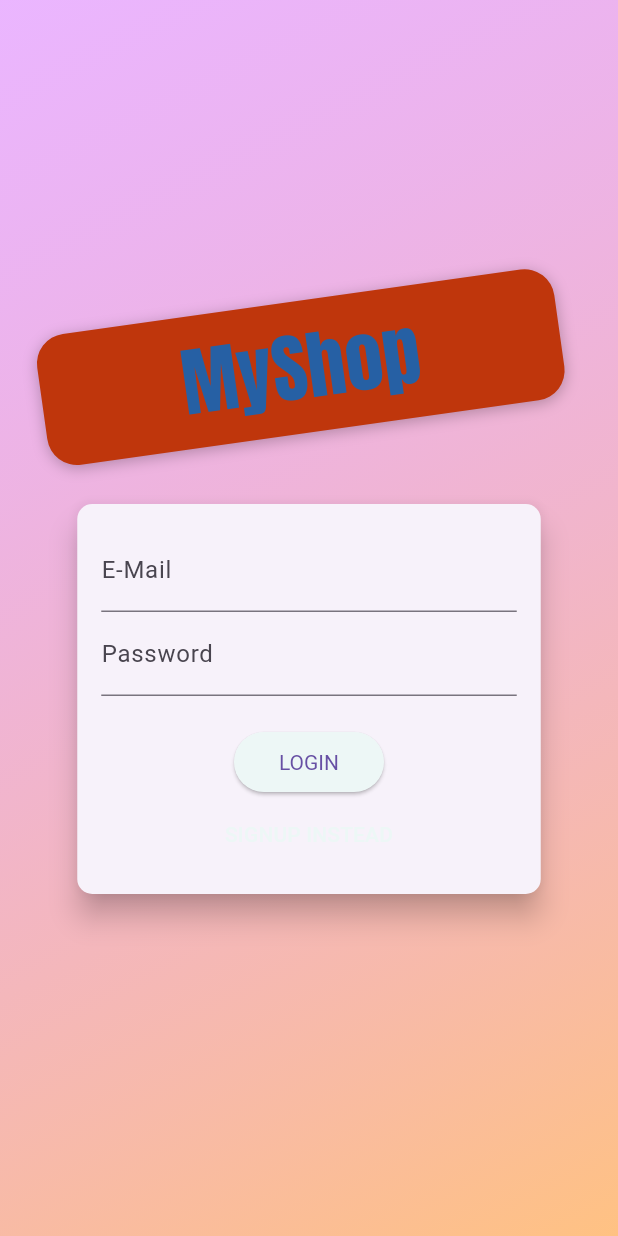
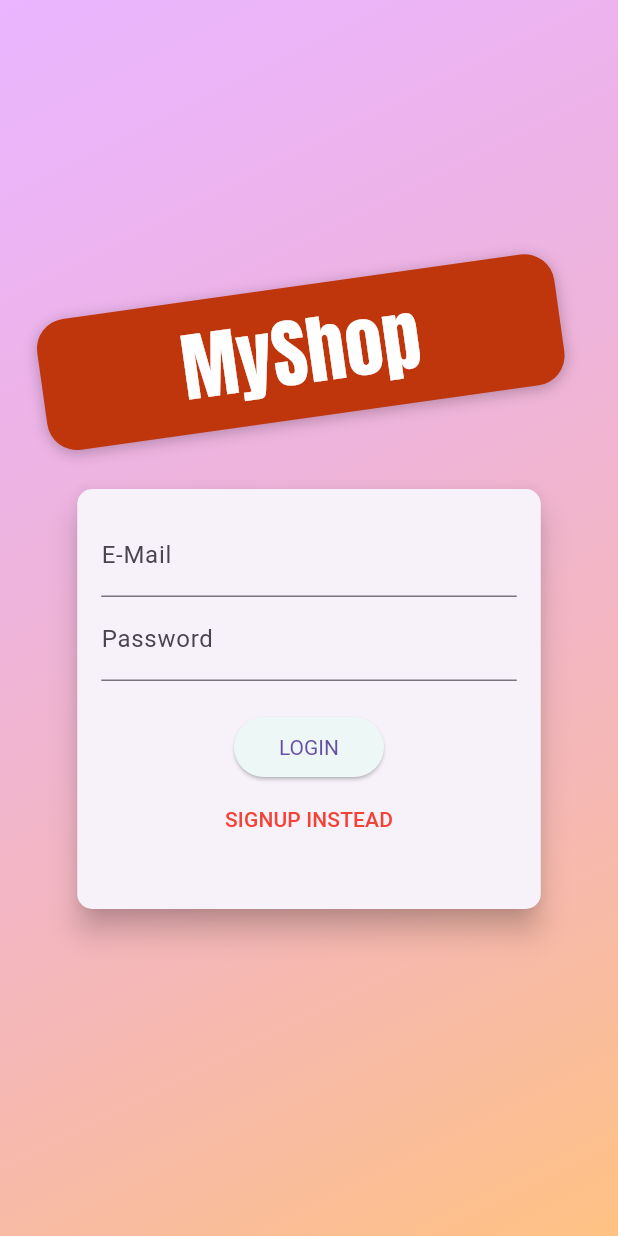
Before and after one commit to abhipawar2004/ShoppingApp, a Flutter app: the AuthScreen screen opened directly, on a phone screen of 412 x 824 dp. Run offline on Flutter 3.47's test engine with Material 3 defaults, Android fonts, the light colour scheme and no system bars.

Commit message:
feat: Add authentication screen to main app
The code changes in `lib/main.dart` add an import statement for the `AuthScreen` and set it as the home screen in the `MyApp` widget. This allows users to authenticate when launching the app.

```diff
--- a/lib/main.dart
+++ b/lib/main.dart
@@ -10,7 +10,7 @@ import './provider/order.dart';
 import './screens/order_screen.dart';
 import './screens/user_product_screen.dart';
 import './screens/edit_product_screen.dart';
-
+import './screens/auth_screen.dart';
 void main() {
   runApp(MyApp());
 }
@@ -47,7 +47,7 @@ class MyApp extends StatelessWidget {
           ),
         ),
         title: 'Flutter Demo',
-        home: ProductsOverview(),
+        home: AuthScreen(),
         routes: {
           ProductDetailScreen.routename: (context) => ProductDetailScreen(),
           CartScreen.routeName: (context) => CartScreen(),
--- a/lib/screens/auth_screen.dart
+++ b/lib/screens/auth_screen.dart
@@ -1,4 +1,4 @@
-import 'dart:html';
+
 import 'dart:math';
 
 import 'package:flutter/material.dart';
@@ -57,7 +57,7 @@ class AuthScreen extends StatelessWidget {
                       child: Text(
                         'MyShop',
                         style: TextStyle(
-                          color: Color(0xff2660a4),
+                          color: Colors.white,
                           fontSize: 50,
                           fontFamily: 'Anton',
                           fontWeight: FontWeight.normal,
@@ -121,13 +121,14 @@ class _AuthCardState extends State<AuthCard> {
       ),
       elevation: 8.0,
       child: Container(
-        height: _authMode == AuthMode.Signup ? 320 : 260,
+        height: _authMode == AuthMode.Signup ? 350 : 280,
         constraints:
             BoxConstraints(minHeight: _authMode == AuthMode.Signup ? 320 : 260),
         width: deviceSize.width * 0.75,
         padding: EdgeInsets.all(16.0),
         child: Form(
           key: _formKey,
+          child: SingleChildScrollView(
             child: Column(
               children: <Widget>[
                 TextFormField(
@@ -184,11 +185,10 @@ class _AuthCardState extends State<AuthCard> {
                     style: ElevatedButton.styleFrom(
                       shape: RoundedRectangleBorder(
                         borderRadius: BorderRadius.circular(30),
-                    ),
+                      ), backgroundColor: Theme.of(context).primaryColor,
                       padding: EdgeInsets.symmetric(horizontal: 30.0, vertical: 8.0),
-                    primary: Theme.of(context).primaryColor,
                       textStyle: TextStyle(
-                      color: Theme.of(context).primaryTextTheme.button!.color,
+                        color: Theme.of(context).primaryTextTheme.labelLarge!.color,
                       ),
                     ),
                   ),
@@ -207,10 +207,12 @@ class _AuthCardState extends State<AuthCard> {
                     }
                   },
                   style: TextButton.styleFrom(
-                  primary: Theme.of(context).primaryColor,
+                    foregroundColor:Colors.red,
+
                   ),
                 ),
               ],
+            ),
           ),
         ),
       ),
```
Also changed, not shown: lib/provider/auth.dart (added, +16 -0 lines). Lines whose indentation alone changed are shown as unchanged.
